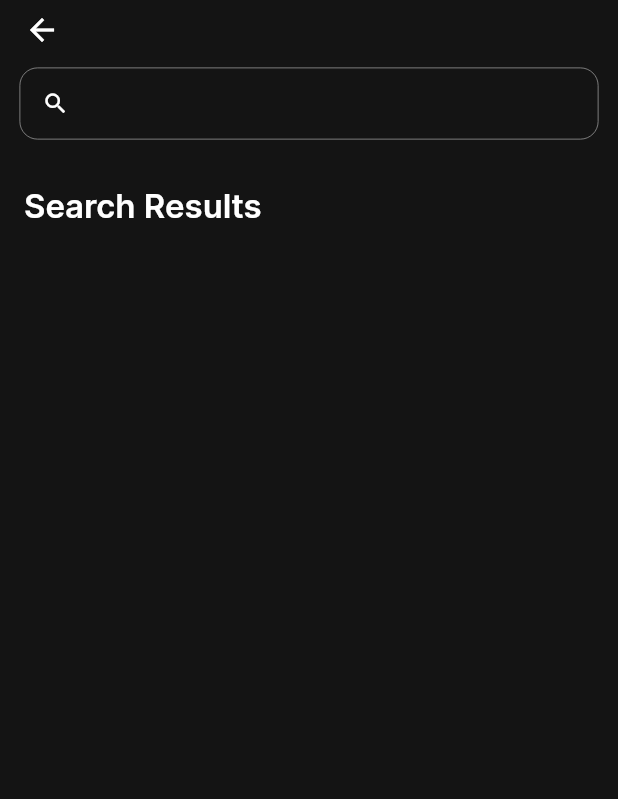
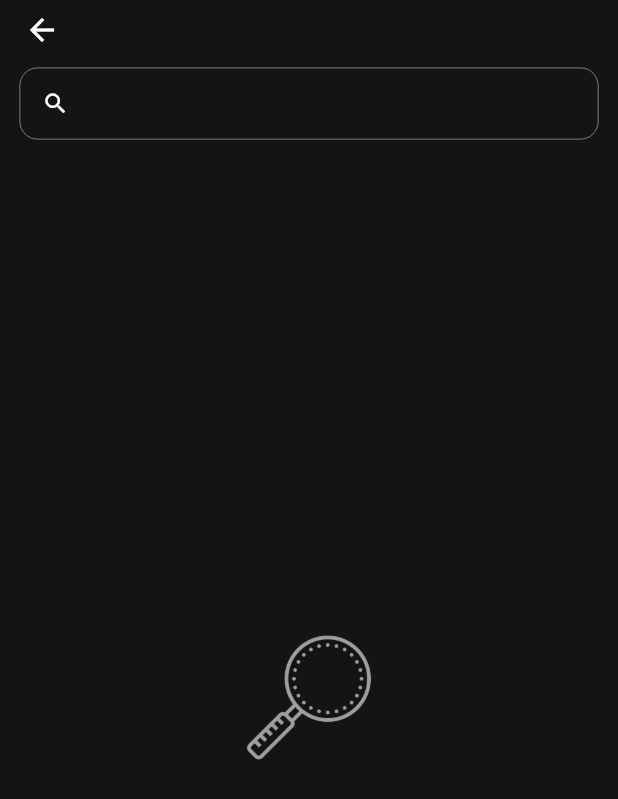
Before and after one commit to kareemmuhamedd/netflix-app-task, a Flutter app: the SearchView screen opened directly, on a phone screen of 412 x 824 dp. Shown: the top 799 px of the screen. Run offline on Flutter 3.47's test engine with Material 3 defaults, Android fonts, the phone set to English and light mode, and no system bars; our stand-ins replace bloc, cached_network_image, dio, equatable, flex_color_scheme, flutter_bloc and 7 more; missing offline and left inert: pausable_timer; network calls fail.

Commit message:
Enhance Home UI and Complete Search Feature
- Improved home UI for a better user experience while data is loading.
- Completed the search feature with real-time data fetching as the user types in the search field.

```diff
--- a/lib/app/routes/app_routes.dart
+++ b/lib/app/routes/app_routes.dart
@@ -5,7 +5,7 @@
 //
 // import 'package:go_router/go_router.dart';
 //
-// import '../../home/presentation/view/home_screen.dart';
+// import '../../home/presentation/view/entry_point.dart';
 //
 // final _rootNavigatorKey = GlobalKey<NavigatorState>(debugLabel: 'root');
 //
--- /dev/null
+++ b/lib/core/utils/debouncer.dart
@@ -0,0 +1,15 @@
+import 'dart:async';
+import 'dart:ui';
+
+class Debouncer {
+  final int milliseconds;
+  VoidCallback? action;
+  Timer? _timer;
+
+  Debouncer({required this.milliseconds});
+
+  void run(VoidCallback action) {
+    _timer?.cancel();
+    _timer = Timer(Duration(milliseconds: milliseconds), action);
+  }
+}
--- a/lib/search/presentation/bloc/search_bloc.dart
+++ b/lib/search/presentation/bloc/search_bloc.dart
@@ -22,6 +22,7 @@ class SearchBloc extends Bloc<SearchEvent, SearchState> {
     SearchLoadTvShows event,
     Emitter<SearchState> emit,
   ) async {
+    emit(state.copyWith(status: SearchStatus.loading));
     final result = await _getSearchedMovies(event.query);
     result.fold(
       (failure) {
--- a/lib/search/presentation/bloc/search_state.dart
+++ b/lib/search/presentation/bloc/search_state.dart
@@ -2,6 +2,7 @@ part of 'search_bloc.dart';
 
 enum SearchStatus {
   initial,
+  loading,
   loaded,
   loadFailed,
 }
--- a/lib/search/presentation/view/search_screen.dart
+++ b/lib/search/presentation/view/search_screen.dart
@@ -1,11 +1,14 @@
 import 'package:flutter/material.dart';
 import 'package:flutter_bloc/flutter_bloc.dart';
+import 'package:flutter_netflix_app/search/presentation/bloc/search_bloc.dart';
 import 'package:flutter_netflix_app/search/presentation/widgets/search_bar.dart';
 import 'package:flutter_screenutil/flutter_screenutil.dart';
 import '../../../core/di/dependency_injection.dart';
+import '../../../core/utils/debouncer.dart';
 import '../../../details/presentation/view/movie_details_screen.dart';
-import '../../../home/presentation/bloc/home_bloc.dart';
+import '../../../home/domain/entities/tv_show_response.dart';
 import '../../../home/presentation/widgets/grid_view_item.dart';
+import '../widgets/empty_widget.dart';
 
 class SearchScreen extends StatelessWidget {
   const SearchScreen({super.key});
@@ -13,7 +16,7 @@ class SearchScreen extends StatelessWidget {
   @override
   Widget build(BuildContext context) {
     return BlocProvider.value(
-      value: getIt<HomeBloc>()..add(const HomeLoadTvShows()),
+      value: getIt<SearchBloc>(),
       child: const SearchView(),
     );
   }
@@ -27,36 +30,55 @@ class SearchView extends StatefulWidget {
 }
 
 class _SearchViewState extends State<SearchView> {
+  late final Debouncer _debouncer;
+
+  @override
+  void initState() {
+    super.initState();
+    _debouncer = Debouncer(milliseconds: 500);
+  }
+
   @override
   Widget build(BuildContext context) {
-    final movies = context.select((HomeBloc bloc) => bloc.state.movies);
     return Scaffold(
       backgroundColor: const Color(0xFF141414),
       appBar: AppBar(
         bottom: PreferredSize(
           preferredSize: Size.fromHeight(50.h),
-          child: const Padding(
-            padding: EdgeInsets.all(13),
-            child: SearchField(),
+          child: Padding(
+            padding: const EdgeInsets.all(13),
+            child: SearchField(
+              onChanged: (query) {
+                _debouncer.run(() {
+                  if (query.isEmpty) {
+                    context.read<SearchBloc>().add(const SearchLoadTvShows(''));
+                  } else {
+                    context.read<SearchBloc>().add(SearchLoadTvShows(query));
+                  }
+                });
+              },
             ),
           ),
         ),
-      body: CustomScrollView(
+      ),
+      body: BlocBuilder<SearchBloc, SearchState>(
+        builder: (context, state) {
+          if (state.status == SearchStatus.loading) {
+            return const Center(child: CircularProgressIndicator());
+          } else if (state.status == SearchStatus.loaded &&
+              state.movies.isNotEmpty) {
+            return _buildMoviesGrid(state.movies);
+          } else {
+            return const EmptyWidget();
+          }
+        },
+      ),
+    );
+  }
+
+  Widget _buildMoviesGrid(List<TvShowResponse> movies) {
+    return CustomScrollView(
       slivers: [
-          // const SliverToBoxAdapter(
-          //   child: SearchField(),
-          // ),
-          SliverToBoxAdapter(
-            child: Padding(
-              padding:
-                  const EdgeInsets.symmetric(horizontal: 16.0, vertical: 16.0),
-              child: Text(
-                "Search Results",
-                style: Theme.of(context).textTheme.titleLarge,
-              ),
-            ),
-          ),
-          // Grid View for Movies
         SliverPadding(
           padding: const EdgeInsets.symmetric(horizontal: 16.0),
           sliver: SliverGrid.builder(
@@ -71,13 +93,10 @@ class _SearchViewState extends State<SearchView> {
               final movie = movies[index];
               return GestureDetector(
                 onTap: () {
-                      // Navigate to DetailScreen with the selected movie
                   Navigator.push(
                     context,
                     MaterialPageRoute(
-                          builder: (context) => MovieDetailsScreen(
-                            movie: movie,
-                          ),
+                      builder: (context) => MovieDetailsScreen(movie: movie),
                     ),
                   );
                 },
@@ -89,10 +108,10 @@ class _SearchViewState extends State<SearchView> {
                   summary: movie.show.summary,
                 ),
               );
-                }),
+            },
+          ),
         ),
       ],
-      ),
     );
   }
 }
--- /dev/null
+++ b/lib/search/presentation/widgets/empty_widget.dart
@@ -0,0 +1,17 @@
+import 'package:flutter/material.dart';
+
+class EmptyWidget extends StatelessWidget {
+  const EmptyWidget({super.key});
+
+  @override
+  Widget build(BuildContext context) {
+    return Center(
+      child: Image.asset(
+        'assets/images/empty.png',
+        width: 100,
+        height: 100,
+        color: Colors.grey,
+      ),
+    );
+  }
+}
--- a/lib/search/presentation/widgets/search_bar.dart
+++ b/lib/search/presentation/widgets/search_bar.dart
@@ -10,6 +10,7 @@ class SearchField extends StatelessWidget {
     this.hintText,
     this.focusNode,
     this.initialValue,
+    this.onChanged,
     this.radius,
   });
 
@@ -19,25 +20,19 @@ class SearchField extends StatelessWidget {
   final TextInputType? keyboardType;
   final void Function()? onEditingComplete;
   final TextEditingController? controller;
+  final void Function(String)? onChanged;
   final FocusNode? focusNode;
   final String? initialValue;
 
   @override
   Widget build(BuildContext context) {
     return TextFormField(
+      onChanged: onChanged,
       cursorColor: Colors.white,
       textInputAction: TextInputAction.next,
       onEditingComplete: onEditingComplete,
-      keyboardType: keyboardType,
       initialValue: initialValue,
       controller: controller,
-      validator: (value) {
-        if (value!.isEmpty) {
-          return "Please enter a valid value";
-        } else {
-          return null;
-        }
-      },
       style: const TextStyle(
         color: Colors.white,
         fontSize: 16.0,
--- a/pubspec.yaml
+++ b/pubspec.yaml
@@ -51,6 +51,7 @@ dependencies:
   flutter_screenutil: ^5.9.0
   flutter_image_slideshow: ^0.1.6
   cached_network_image: ^3.4.1
+  flutter_svg: ^2.0.16
 
 dev_dependencies:
   flutter_test:
```
Also changed, not shown: lib/app/view/app_view.dart (+7 -7 lines), lib/core/di/dependency_injection.dart (+27 -0 lines), lib/entrypoint/view/entry_point.dart (renamed from lib/home/presentation/view/home_screen.dart, +4 -5 lines), lib/home/presentation/view/home_movies.dart (+17 -33 lines), lib/home/presentation/widgets/grid_view_item.dart (+9 -3 lines), lib/home/presentation/widgets/home_movie_slide_show.dart (added, +104 -0 lines), assets/images/empty.png (added), lib/entrypoint/cubit/bottom_nav_cubit.dart (renamed from lib/navigation/cubit/bottom_nav_cubit.dart), lib/entrypoint/navigation.dart (renamed from lib/navigation/navigation.dart), lib/entrypoint/view/bottom_nav_bar.dart (renamed from lib/navigation/view/bottom_nav_bar.dart), pubspec.lock. Lines whose indentation alone changed are shown as unchanged.
